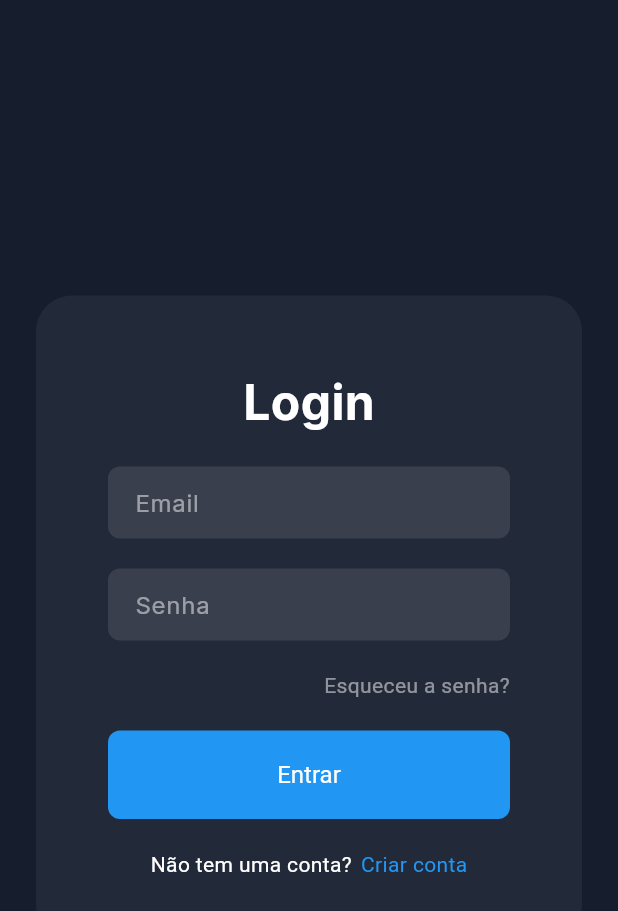
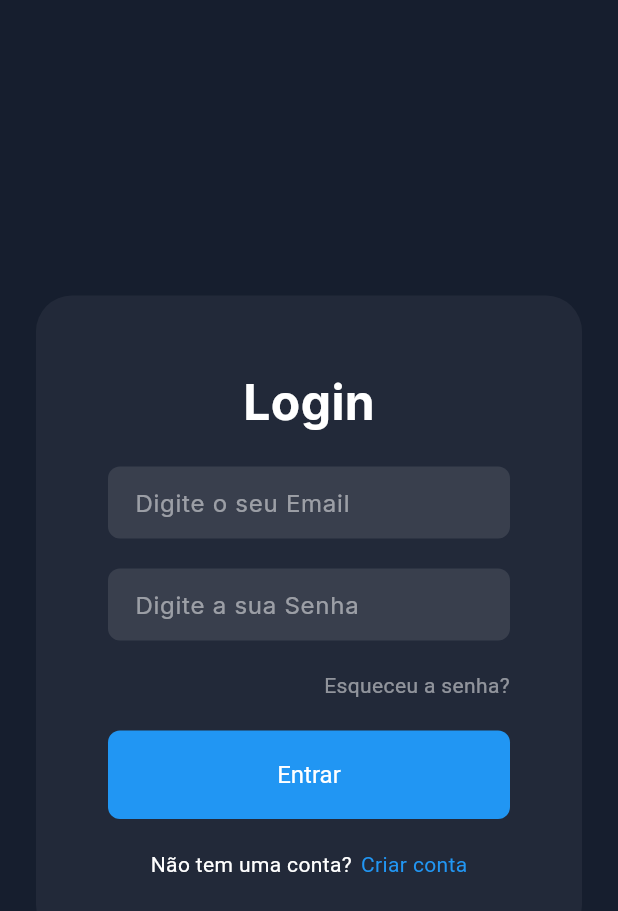
Before and after one commit to PedroVitor87/Primeiro_projeto_flutter, a Flutter app: the screen it shows after launch, on a phone screen of 412 x 824 dp. Shown: the top 911 px of the screen. Run offline on Flutter 3.47's test engine with Material 3 defaults, Android fonts, the phone set to English and light mode, and no system bars; our stand-ins replace google_fonts.

Commit message:
Adcionando obscureText ao campo de senha

```diff
--- a/lib/main.dart
+++ b/lib/main.dart
@@ -9,6 +9,7 @@ class MyApp extends StatelessWidget {
   @override
   Widget build(BuildContext context) {
     return MaterialApp(
+      debugShowCheckedModeBanner: false,
       theme: ThemeData(primarySwatch: Colors.blue),
       home: LoginScreen(),
     );
--- a/lib/screens/login/login_screen.dart
+++ b/lib/screens/login/login_screen.dart
@@ -26,9 +26,9 @@ class LoginScreen extends StatelessWidget {
                   children: [
                     AppTitle('Login'),
                     SizedBox(height: 20),
-                    InputText(placeholder: 'Email'),
+                    InputText(placeholder: 'Digite o seu Email'),
                     SizedBox(height: 20),
-                    InputText(placeholder: 'Senha'),
+                    InputText(placeholder: 'Digite a sua Senha', isPassword: true,),
                     SizedBox(height: 20),
                     SizedBox(
                       width: double.infinity,
--- a/lib/widgets/input_text.dart
+++ b/lib/widgets/input_text.dart
@@ -3,11 +3,13 @@ import 'package:google_fonts/google_fonts.dart';
 
 class InputText extends StatelessWidget {
   final String? placeholder;
-  InputText({this.placeholder});
+  final bool isPassword;
+  InputText({this.placeholder, this.isPassword = false});
 
   @override
   Widget build(BuildContext context) {
     return TextField(
+      obscureText: isPassword,
       style: GoogleFonts.inter(fontSize: 16, color: Colors.white),
       decoration: InputDecoration(
         border: OutlineInputBorder(
```
